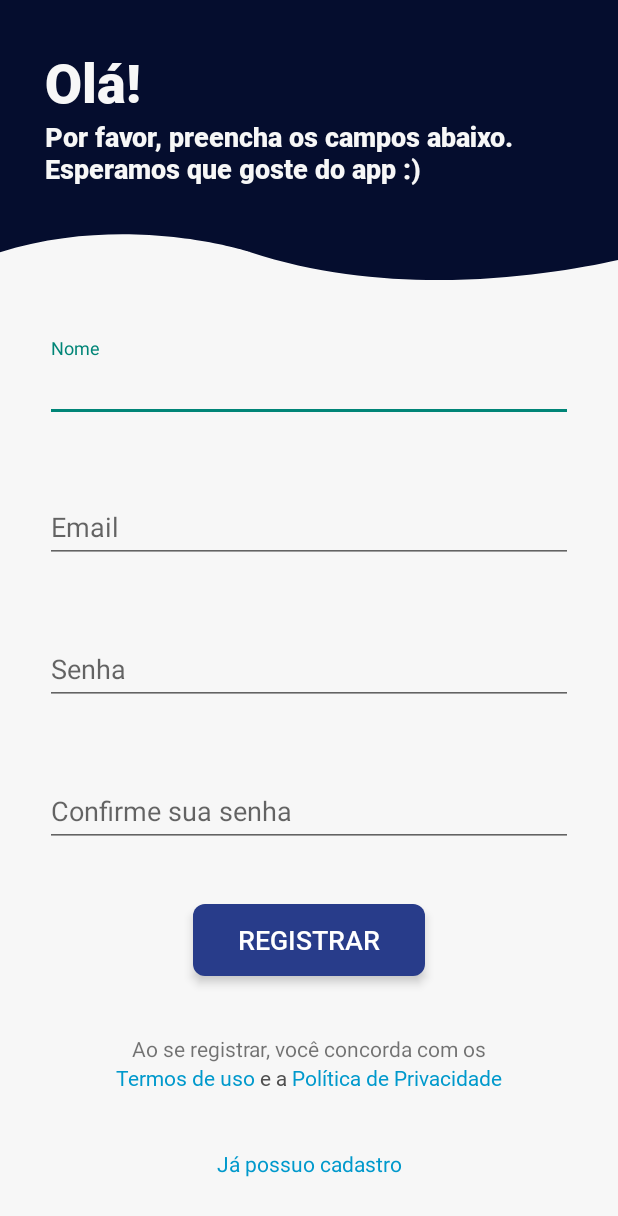
After one commit to GKyomen/GETAC, an Android app: the RegisterActivity screen opened directly, with no data from a screen before it, on a phone screen of 412 x 824 dp. The commit adds this screen. Shown: the top 1216 px of the screen. Run offline under Robolectric (Android 15) with nearby library versions, the phone set to English and light mode, and no system bars.

Commit message:
added register screen

```diff
--- a/iBuildApp1/app/src/main/AndroidManifest.xml
+++ b/iBuildApp1/app/src/main/AndroidManifest.xml
@@ -9,13 +9,26 @@
         android:roundIcon="@mipmap/ic_launcher_round"
         android:supportsRtl="true"
         android:theme="@style/AppTheme">
-        <activity android:name=".SettingsActivity"></activity>
-        <activity android:name=".EditPasswordActivity" />
+        <activity
+            android:name=".RegisterActivity"
+            android:theme="@style/Theme.AppCompat.Light.NoActionBar">
+        </activity>
+        <activity
+            android:name=".SettingsActivity">
+        </activity>
+        <activity
+            android:name=".EditPasswordActivity">
+        </activity>
         <activity
             android:name=".LoginActivity"
-            android:theme="@style/Theme.AppCompat.Light.NoActionBar" />
-        <activity android:name=".EditPersonalInfoActivity" />
-        <activity android:name=".EditAccountActivity" />
+            android:theme="@style/Theme.AppCompat.Light.NoActionBar">
+        </activity>
+        <activity
+            android:name=".EditPersonalInfoActivity">
+        </activity>
+        <activity
+            android:name=".EditAccountActivity">
+        </activity>
         <activity
             android:name=".SplashScreenActivity"
             android:theme="@style/Theme.AppCompat.Light.NoActionBar">
@@ -27,7 +40,8 @@
         </activity>
         <activity
             android:name=".MainActivity"
-            android:label="@string/app_name" />
+            android:label="@string/app_name">
+        </activity>
     </application>
 
 </manifest>
--- /dev/null
+++ b/iBuildApp1/app/src/main/java/com/ibuild/getac/RegisterActivity.kt
@@ -0,0 +1,12 @@
+package com.ibuild.getac
+
+import androidx.appcompat.app.AppCompatActivity
+import android.os.Bundle
+
+class RegisterActivity : AppCompatActivity() {
+
+    override fun onCreate(savedInstanceState: Bundle?) {
+        super.onCreate(savedInstanceState)
+        setContentView(R.layout.activity_register)
+    }
+}
--- a/iBuildApp1/app/src/main/res/layout/activity_login.xml
+++ b/iBuildApp1/app/src/main/res/layout/activity_login.xml
@@ -180,7 +180,7 @@
             app:layout_constraintBottom_toBottomOf="parent"/>
 
         <TextView
-            android:id="@+id/btnRegister"
+            android:id="@+id/btnRegisterLogin"
             android:layout_width="wrap_content"
             android:layout_height="wrap_content"
             android:fontFamily="@font/roboto_regular"
--- /dev/null
+++ b/iBuildApp1/app/src/main/res/layout/activity_register.xml
@@ -0,0 +1,210 @@
+<?xml version="1.0" encoding="utf-8"?>
+<androidx.constraintlayout.widget.ConstraintLayout
+    xmlns:android="http://schemas.android.com/apk/res/android"
+    xmlns:tools="http://schemas.android.com/tools"
+    xmlns:app="http://schemas.android.com/apk/res-auto"
+    android:background="@color/fakeWhite"
+    android:layout_width="match_parent"
+    android:layout_height="match_parent"
+    tools:context=".RegisterActivity">
+
+    <LinearLayout
+        android:id="@+id/registerTopLayout"
+        android:orientation="vertical"
+        android:layout_width="match_parent"
+        android:layout_height="wrap_content"
+        app:layout_constraintTop_toTopOf="parent">
+
+        <LinearLayout
+            android:id="@+id/view"
+            android:orientation="vertical"
+            android:layout_width="match_parent"
+            android:layout_height="wrap_content"
+            android:background="@color/primaryDeep2"
+            android:gravity="center_vertical"
+            android:paddingStart="30dp"
+            android:paddingTop="30dp"
+            android:paddingBottom="24dp"
+            app:layout_constraintBottom_toTopOf="@id/imgWave">
+
+            <TextView
+                android:id="@+id/txtTitleRegister"
+                android:layout_width="wrap_content"
+                android:layout_height="wrap_content"
+                android:fontFamily="@font/roboto_black"
+                android:text="Olá!"
+                android:textColor="@color/fakeWhite"
+                android:textSize="36sp" />
+
+            <TextView
+                android:id="@+id/txtSubtitleRegister"
+                android:layout_width="wrap_content"
+                android:layout_height="wrap_content"
+                android:fontFamily="@font/roboto_black"
+                android:text="Por favor, preencha os campos abaixo.\nEsperamos que goste do app :)"
+                android:textColor="@color/fakeWhite"
+                android:textSize="18sp" />
+
+        </LinearLayout>
+
+        <ImageView
+            android:id="@+id/imgWaveRegister"
+            android:layout_width="match_parent"
+            android:layout_height="wrap_content"
+            android:background="@drawable/wave_shape"
+            android:backgroundTint="@color/primaryDeep2"
+            android:layout_marginTop="-1dp"
+            app:layout_constraintTop_toBottomOf="@id/view" />
+
+    </LinearLayout>
+
+    <com.google.android.material.textfield.TextInputLayout
+        android:id="@+id/inputNameRegister"
+        android:layout_width="match_parent"
+        android:layout_height="wrap_content"
+        android:paddingHorizontal="30dp"
+        app:layout_constraintEnd_toEndOf="parent"
+        app:layout_constraintStart_toStartOf="parent"
+        app:layout_constraintTop_toBottomOf="@id/registerTopLayout"
+        app:layout_constraintBottom_toTopOf="@id/inputEmailRegister">
+
+        <com.google.android.material.textfield.TextInputEditText
+            android:layout_width="match_parent"
+            android:layout_height="wrap_content"
+            android:hint="Nome" />
+    </com.google.android.material.textfield.TextInputLayout>
+
+    <com.google.android.material.textfield.TextInputLayout
+        android:id="@+id/inputEmailRegister"
+        android:layout_width="match_parent"
+        android:layout_height="wrap_content"
+        android:paddingHorizontal="30dp"
+        app:layout_constraintEnd_toEndOf="parent"
+        app:layout_constraintStart_toStartOf="parent"
+        app:layout_constraintTop_toBottomOf="@+id/inputNameRegister"
+        app:layout_constraintBottom_toTopOf="@id/inputPassRegister">
+
+        <com.google.android.material.textfield.TextInputEditText
+            android:layout_width="match_parent"
+            android:layout_height="wrap_content"
+            android:hint="Email" />
+    </com.google.android.material.textfield.TextInputLayout>
+
+    <com.google.android.material.textfield.TextInputLayout
+        android:id="@+id/inputPassRegister"
+        android:layout_width="match_parent"
+        android:layout_height="wrap_content"
+        android:paddingHorizontal="30dp"
+        app:layout_constraintEnd_toEndOf="parent"
+        app:layout_constraintStart_toStartOf="parent"
+        app:layout_constraintTop_toBottomOf="@+id/inputEmailRegister"
+        app:layout_constraintBottom_toTopOf="@id/inputConfirmPassRegister">
+
+        <com.google.android.material.textfield.TextInputEditText
+            android:layout_width="match_parent"
+            android:layout_height="wrap_content"
+            android:hint="Senha" />
+    </com.google.android.material.textfield.TextInputLayout>
+
+    <com.google.android.material.textfield.TextInputLayout
+        android:id="@+id/inputConfirmPassRegister"
+        android:layout_width="match_parent"
+        android:layout_height="wrap_content"
+        android:paddingHorizontal="30dp"
+        app:layout_constraintEnd_toEndOf="parent"
+        app:layout_constraintStart_toStartOf="parent"
+        app:layout_constraintTop_toBottomOf="@+id/inputPassRegister"
+        app:layout_constraintBottom_toTopOf="@id/btnRegister">
+
+        <com.google.android.material.textfield.TextInputEditText
+            android:layout_width="match_parent"
+            android:layout_height="wrap_content"
+            android:hint="Confirme sua senha" />
+    </com.google.android.material.textfield.TextInputLayout>
+
+    <Button
+        android:id="@+id/btnRegister"
+        android:layout_width="wrap_content"
+        android:layout_height="wrap_content"
+        android:background="@drawable/round_corners_button"
+        android:backgroundTint="@color/primaryDeep1"
+        android:elevation="4dp"
+        android:fontFamily="@font/roboto_medium"
+        android:paddingHorizontal="30dp"
+        android:stateListAnimator="@null"
+        android:text="REGISTRAR"
+        android:textColor="@android:color/white"
+        android:textSize="18sp"
+        app:layout_constraintEnd_toEndOf="parent"
+        app:layout_constraintStart_toStartOf="parent"
+        app:layout_constraintTop_toBottomOf="@+id/inputConfirmPassRegister"
+        app:layout_constraintBottom_toTopOf="@id/bottomRegisterLayout"/>
+
+    <LinearLayout
+        android:id="@+id/bottomRegisterLayout"
+        android:orientation="vertical"
+        android:gravity="center"
+        android:layout_width="match_parent"
+        android:layout_height="wrap_content"
+        app:layout_constraintStart_toStartOf="parent"
+        app:layout_constraintEnd_toEndOf="parent"
+        app:layout_constraintBottom_toTopOf="@id/btnLoginRegister"
+        app:layout_constraintTop_toBottomOf="@id/btnRegister">
+
+        <TextView
+            android:id="@+id/txtTermsRegister"
+            android:layout_width="wrap_content"
+            android:layout_height="wrap_content"
+            android:text="Ao se registrar, você concorda com os" />
+
+        <LinearLayout
+            android:id="@+id/termsRegisterLayout"
+            android:orientation="horizontal"
+            android:gravity="center"
+            android:layout_width="match_parent"
+            android:layout_height="wrap_content">
+
+            <TextView
+                android:id="@+id/btnTermsRegister"
+                android:layout_width="wrap_content"
+                android:layout_height="wrap_content"
+                android:fontFamily="@font/roboto_regular"
+                android:text="Termos de uso"
+                android:textSize="14sp"
+                android:textColor="@android:color/holo_blue_dark" />
+
+            <TextView
+                android:layout_width="wrap_content"
+                android:layout_height="wrap_content"
+                android:paddingHorizontal="3dp"
+                android:fontFamily="@font/roboto_regular"
+                android:text="e a"
+                android:textSize="14sp"
+                android:textColor="@color/gray2" />
+
+            <TextView
+                android:id="@+id/btnPolicyRegister"
+                android:layout_width="wrap_content"
+                android:layout_height="wrap_content"
+                android:fontFamily="@font/roboto_regular"
+                android:text="Política de Privacidade"
+                android:textSize="14sp"
+                android:textColor="@android:color/holo_blue_dark" />
+
+        </LinearLayout>
+
+    </LinearLayout>
+
+    <TextView
+        android:id="@+id/btnLoginRegister"
+        android:layout_width="wrap_content"
+        android:layout_height="wrap_content"
+        android:text="Já possuo cadastro"
+        android:textSize="14sp"
+        android:textColor="@android:color/holo_blue_dark"
+        app:layout_constraintStart_toStartOf="parent"
+        app:layout_constraintEnd_toEndOf="parent"
+        app:layout_constraintBottom_toBottomOf="parent"
+        app:layout_constraintTop_toBottomOf="@id/bottomRegisterLayout"/>
+
+</androidx.constraintlayout.widget.ConstraintLayout>
```
